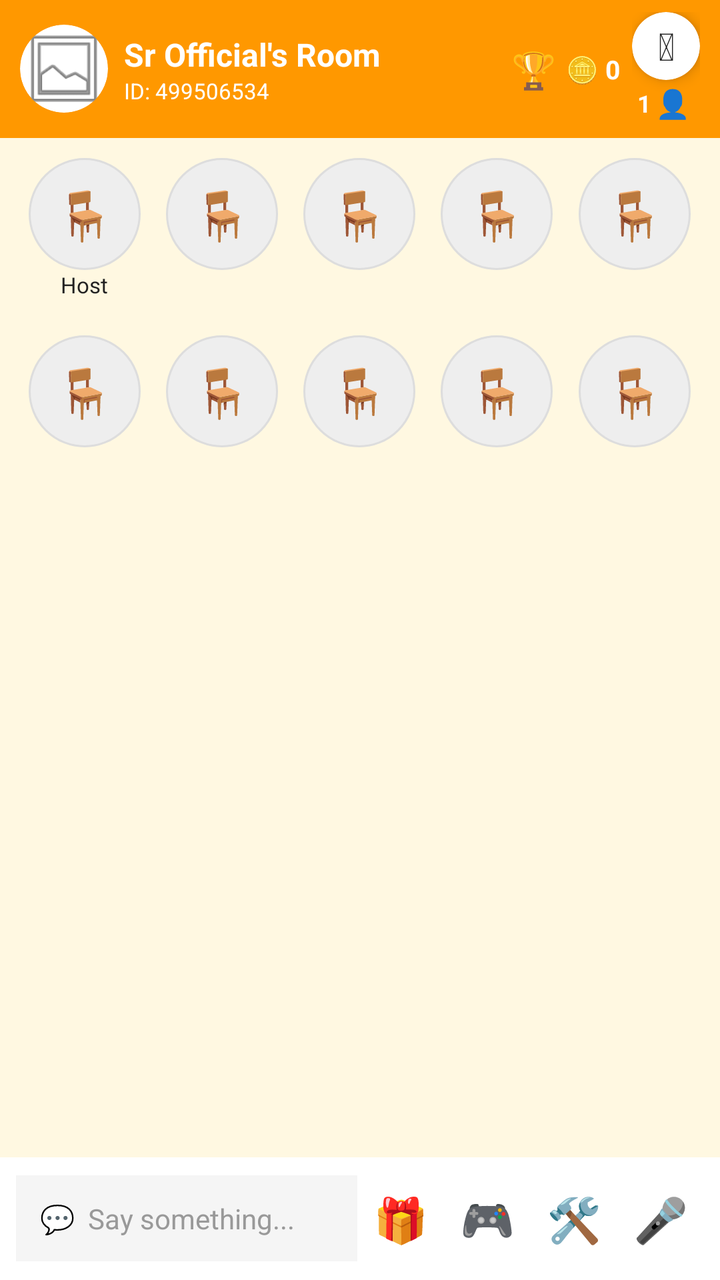
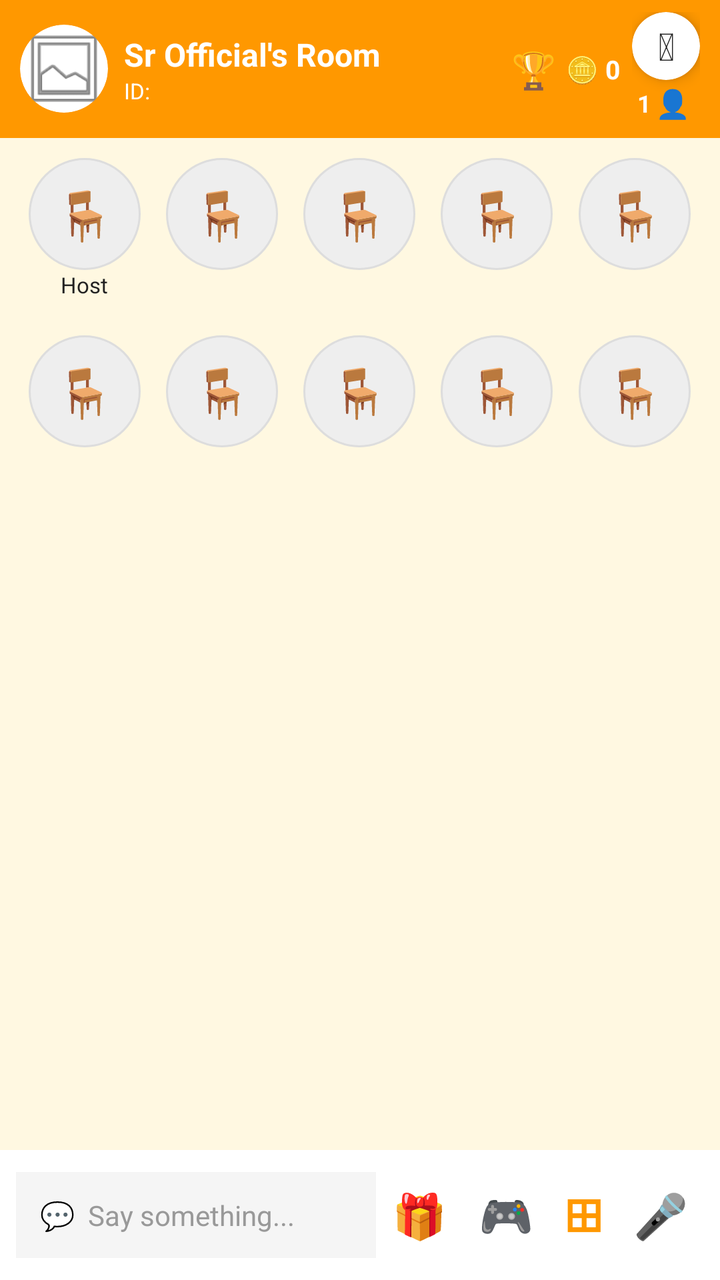

Before-and-after screenshots of an Android layout around one commit, followed by the original layout XML and the change that was made.
<!-- AndroidManifest.xml: activity theme Theme.SRVoiceChat -->
<!-- res/layout/activity_voice_room.xml -->
<?xml version="1.0" encoding="utf-8"?>
<LinearLayout xmlns:android="http://schemas.android.com/apk/res/android"
    xmlns:app="http://schemas.android.com/apk/res-auto"
    android:layout_width="match_parent"
    android:layout_height="match_parent"
    android:orientation="vertical"
    android:background="#FFF8E1">
    
    <LinearLayout android:layout_width="match_parent" android:layout_height="wrap_content" android:orientation="horizontal" android:gravity="center_vertical" android:background="#FF9800" android:paddingStart="10dp" android:paddingEnd="10dp" android:paddingTop="6dp" android:paddingBottom="6dp">
        <androidx.cardview.widget.CardView android:layout_width="44dp" android:layout_height="44dp" app:cardCornerRadius="22dp" app:cardElevation="0dp">
            <ImageView android:id="@+id/roomHeaderProfileImg" android:layout_width="match_parent" android:layout_height="match_parent" android:scaleType="centerCrop" android:src="@android:drawable/ic_menu_gallery" />
        </androidx.cardview.widget.CardView>
        <LinearLayout android:layout_width="0dp" android:layout_height="wrap_content" android:layout_weight="1" android:orientation="vertical" android:paddingStart="8dp">
            <TextView android:id="@+id/roomTitleText" android:layout_width="wrap_content" android:layout_height="wrap_content" android:text="Sr Official's Room" android:textColor="#FFFFFF" android:textSize="16sp" android:textStyle="bold" />
            <TextView android:id="@+id/roomInfoText" android:layout_width="wrap_content" android:layout_height="wrap_content" android:text="ID: 499506534" android:textColor="#FFFFFF" android:textSize="11sp" />
            
            <TextView android:id="@+id/tvRoomName" android:layout_width="wrap_content" android:layout_height="wrap_content" android:text="Voice Room" android:textColor="#FFFFFF" android:textSize="14sp" android:textStyle="bold" android:visibility="gone" />
            <TextView android:id="@+id/tvRoomId" android:layout_width="wrap_content" android:layout_height="wrap_content" android:text="Room ID: " android:textColor="#FFFFFF" android:textSize="11sp" android:visibility="gone" />
            <TextView android:id="@+id/tvMyIdInRoom" android:layout_width="wrap_content" android:layout_height="wrap_content" android:text="আমার ID: " android:textColor="#FFFFFF" android:textSize="11sp" android:visibility="gone" />
        </LinearLayout>
        
        <TextView android:id="@+id/btnInRoomRanking" android:layout_width="wrap_content" android:layout_height="wrap_content" android:text="🏆" android:textSize="18sp" android:padding="3dp" />
        <TextView android:id="@+id/textRoomCoins" android:layout_width="wrap_content" android:layout_height="wrap_content" android:text="🪙 0" android:textColor="#FFFFFF" android:textSize="13sp" android:textStyle="bold" android:paddingStart="2dp" android:paddingEnd="6dp" />
        
        <LinearLayout android:layout_width="wrap_content" android:layout_height="wrap_content" android:orientation="vertical" android:gravity="center">
            <androidx.cardview.widget.CardView android:id="@+id/btnPower" android:layout_width="34dp" android:layout_height="34dp" app:cardCornerRadius="17dp" app:cardElevation="4dp" app:cardBackgroundColor="#FFFFFF">
                <TextView android:layout_width="match_parent" android:layout_height="match_parent" android:text="⏻" android:textSize="19sp" android:textColor="#222222" android:textStyle="bold" android:gravity="center" />
            </androidx.cardview.widget.CardView>
            <LinearLayout android:layout_width="wrap_content" android:layout_height="wrap_content" android:orientation="horizontal" android:gravity="center_vertical">
                <TextView android:id="@+id/textOnlineCount" android:layout_width="wrap_content" android:layout_height="wrap_content" android:text="1" android:textColor="#FFFFFF" android:textSize="12sp" android:textStyle="bold" />
                <TextView android:id="@+id/btnOnlineList" android:layout_width="wrap_content" android:layout_height="wrap_content" android:text="👤" android:textSize="14sp" android:padding="2dp" />
            </LinearLayout>
        </LinearLayout>
    </LinearLayout>
    <TextView android:id="@+id/roomNoticeBarText" android:layout_width="match_parent" android:layout_height="wrap_content" android:visibility="gone" android:background="#FFF3CD" android:textColor="#3E2F00" android:textSize="13sp" android:padding="8dp" />
    
    <LinearLayout
        android:id="@+id/layoutOwnerTools"
        android:layout_width="match_parent"
        android:layout_height="wrap_content"
        android:orientation="horizontal"
        android:visibility="gone"
        android:padding="8dp"
        android:background="#FFFFFF">
        <Button
            android:id="@+id/btnRoomSet"
            android:layout_width="0dp"
            android:layout_height="wrap_content"
            android:layout_weight="1"
            android:text="Room Set" />
        <Button
            android:id="@+id/btnRoomEdit"
            android:layout_width="0dp"
            android:layout_height="wrap_content"
            android:layout_weight="1"
            android:text="Edit Room" />
    </LinearLayout>
    <androidx.recyclerview.widget.RecyclerView
        android:id="@+id/rvOnline"
        android:layout_width="match_parent"
        android:layout_height="wrap_content"
        android:visibility="gone" />
    <LinearLayout android:layout_width="match_parent" android:layout_height="wrap_content" android:orientation="horizontal" android:weightSum="5" android:paddingTop="6dp" android:paddingStart="8dp" android:paddingEnd="8dp" android:paddingBottom="2dp">
        <LinearLayout android:id="@+id/seat_0" android:layout_width="0dp" android:layout_height="wrap_content" android:layout_weight="1" android:orientation="vertical" android:gravity="center" android:padding="4dp"><TextView android:id="@+id/seatImg_0" android:layout_width="56dp" android:layout_height="56dp" android:text="🪑" android:textSize="24sp" android:gravity="center" android:background="@drawable/circle_seat_bg" /><TextView android:layout_width="wrap_content" android:layout_height="wrap_content" android:text="Host" android:textSize="11sp" android:textColor="#222222" /></LinearLayout>
        <LinearLayout android:id="@+id/seat_1" android:layout_width="0dp" android:layout_height="wrap_content" android:layout_weight="1" android:orientation="vertical" android:gravity="center" android:padding="4dp"><TextView android:id="@+id/seatImg_1" android:layout_width="56dp" android:layout_height="56dp" android:text="🪑" android:textSize="24sp" android:gravity="center" android:background="@drawable/circle_seat_bg" /><TextView android:layout_width="wrap_content" android:layout_height="wrap_content" android:text="" android:textSize="11sp" android:textColor="#222222" /></LinearLayout>
        <LinearLayout android:id="@+id/seat_2" android:layout_width="0dp" android:layout_height="wrap_content" android:layout_weight="1" android:orientation="vertical" android:gravity="center" android:padding="4dp"><TextView android:id="@+id/seatImg_2" android:layout_width="56dp" android:layout_height="56dp" android:text="🪑" android:textSize="24sp" android:gravity="center" android:background="@drawable/circle_seat_bg" /><TextView android:layout_width="wrap_content" android:layout_height="wrap_content" android:text="" android:textSize="11sp" android:textColor="#222222" /></LinearLayout>
        <LinearLayout android:id="@+id/seat_3" android:layout_width="0dp" android:layout_height="wrap_content" android:layout_weight="1" android:orientation="vertical" android:gravity="center" android:padding="4dp"><TextView android:id="@+id/seatImg_3" android:layout_width="56dp" android:layout_height="56dp" android:text="🪑" android:textSize="24sp" android:gravity="center" android:background="@drawable/circle_seat_bg" /><TextView android:layout_width="wrap_content" android:layout_height="wrap_content" android:text="" android:textSize="11sp" android:textColor="#222222" /></LinearLayout>
        <LinearLayout android:id="@+id/seat_4" android:layout_width="0dp" android:layout_height="wrap_content" android:layout_weight="1" android:orientation="vertical" android:gravity="center" android:padding="4dp"><TextView android:id="@+id/seatImg_4" android:layout_width="56dp" android:layout_height="56dp" android:text="🪑" android:textSize="24sp" android:gravity="center" android:background="@drawable/circle_seat_bg" /><TextView android:layout_width="wrap_content" android:layout_height="wrap_content" android:text="" android:textSize="11sp" android:textColor="#222222" /></LinearLayout>
    </LinearLayout>
    <LinearLayout android:layout_width="match_parent" android:layout_height="wrap_content" android:orientation="horizontal" android:weightSum="5" android:padding="8dp">
        <LinearLayout android:id="@+id/seat_5" android:layout_width="0dp" android:layout_height="wrap_content" android:layout_weight="1" android:orientation="vertical" android:gravity="center" android:padding="4dp"><TextView android:id="@+id/seatImg_5" android:layout_width="56dp" android:layout_height="56dp" android:text="🪑" android:textSize="24sp" android:gravity="center" android:background="@drawable/circle_seat_bg" /><TextView android:layout_width="wrap_content" android:layout_height="wrap_content" android:text="" android:textSize="11sp" android:textColor="#222222" /></LinearLayout>
        <LinearLayout android:id="@+id/seat_6" android:layout_width="0dp" android:layout_height="wrap_content" android:layout_weight="1" android:orientation="vertical" android:gravity="center" android:padding="4dp"><TextView android:id="@+id/seatImg_6" android:layout_width="56dp" android:layout_height="56dp" android:text="🪑" android:textSize="24sp" android:gravity="center" android:background="@drawable/circle_seat_bg" /><TextView android:layout_width="wrap_content" android:layout_height="wrap_content" android:text="" android:textSize="11sp" android:textColor="#222222" /></LinearLayout>
        <LinearLayout android:id="@+id/seat_7" android:layout_width="0dp" android:layout_height="wrap_content" android:layout_weight="1" android:orientation="vertical" android:gravity="center" android:padding="4dp"><TextView android:id="@+id/seatImg_7" android:layout_width="56dp" android:layout_height="56dp" android:text="🪑" android:textSize="24sp" android:gravity="center" android:background="@drawable/circle_seat_bg" /><TextView android:layout_width="wrap_content" android:layout_height="wrap_content" android:text="" android:textSize="11sp" android:textColor="#222222" /></LinearLayout>
        <LinearLayout android:id="@+id/seat_8" android:layout_width="0dp" android:layout_height="wrap_content" android:layout_weight="1" android:orientation="vertical" android:gravity="center" android:padding="4dp"><TextView android:id="@+id/seatImg_8" android:layout_width="56dp" android:layout_height="56dp" android:text="🪑" android:textSize="24sp" android:gravity="center" android:background="@drawable/circle_seat_bg" /><TextView android:layout_width="wrap_content" android:layout_height="wrap_content" android:text="" android:textSize="11sp" android:textColor="#222222" /></LinearLayout>
        <LinearLayout android:id="@+id/seat_9" android:layout_width="0dp" android:layout_height="wrap_content" android:layout_weight="1" android:orientation="vertical" android:gravity="center" android:padding="4dp"><TextView android:id="@+id/seatImg_9" android:layout_width="56dp" android:layout_height="56dp" android:text="🪑" android:textSize="24sp" android:gravity="center" android:background="@drawable/circle_seat_bg" /><TextView android:layout_width="wrap_content" android:layout_height="wrap_content" android:text="" android:textSize="11sp" android:textColor="#222222" /></LinearLayout>
    </LinearLayout>
    <ScrollView android:id="@+id/chatScrollView" android:layout_width="match_parent" android:layout_height="0dp" android:layout_weight="1"><LinearLayout android:id="@+id/chatListContainer" android:layout_width="match_parent" android:layout_height="wrap_content" android:orientation="vertical" android:padding="8dp" /></ScrollView>
    <LinearLayout android:id="@+id/bottomBarContainer" android:layout_width="match_parent" android:layout_height="wrap_content" android:orientation="horizontal" android:gravity="center_vertical" android:background="#FFFFFF" android:padding="8dp">
        <TextView android:id="@+id/btnOpenChat" android:layout_width="0dp" android:layout_height="wrap_content" android:layout_weight="1" android:text="💬  Say something..." android:textColor="#999999" android:textSize="14sp" android:background="#F5F5F5" android:padding="12dp" />
        <TextView android:id="@+id/btnGiftBox" android:layout_width="wrap_content" android:layout_height="wrap_content" android:text="🎁" android:textSize="22sp" android:padding="8dp" />
        <TextView android:id="@+id/btnGame" android:layout_width="wrap_content" android:layout_height="wrap_content" android:text="🎮" android:textSize="22sp" android:padding="8dp" />
        <TextView android:id="@+id/btnRoomTools" android:layout_width="wrap_content" android:layout_height="wrap_content" android:text="🛠️" android:textSize="22sp" android:padding="8dp" />
        <TextView android:id="@+id/btnMicToggle" android:layout_width="wrap_content" android:layout_height="wrap_content" android:text="🎤" android:textSize="22sp" android:padding="8dp" />
    </LinearLayout>
    <LinearLayout android:id="@+id/chatPopupBar" android:layout_width="match_parent" android:layout_height="wrap_content" android:orientation="horizontal" android:gravity="center_vertical" android:visibility="gone" android:background="#FFFFFF" android:padding="8dp">
        <EditText android:id="@+id/inputChatMessage" android:layout_width="0dp" android:layout_height="wrap_content" android:layout_weight="1" android:hint="Type message..." android:textSize="14sp" android:background="#F5F5F5" android:padding="12dp" />
        <TextView android:id="@+id/btnChatOption" android:layout_width="wrap_content" android:layout_height="wrap_content" android:text="Send" android:textColor="#FFFFFF" android:textStyle="bold" android:background="#FF9800" android:padding="12dp" />
    </LinearLayout>
</LinearLayout>
<!-- resources referenced by this layout -->
<resources>
  <!-- drawable circle_seat_bg (drawable) -->
  <?xml version="1.0" encoding="utf-8"?>
  <shape xmlns:android="http://schemas.android.com/apk/res/android"
      android:shape="oval">
  
      <solid android:color="#EEEEEE" />
  
      <stroke
          android:width="1dp"
          android:color="#DDDDDD" />
  
      <size
          android:width="56dp"
          android:height="56dp" />
  
  </shape>
  <style name="Theme.SRVoiceChat" parent="Theme.Material3.DayNight.NoActionBar">
          <item name="colorPrimary">#FF4081</item>
          <item name="android:statusBarColor">#FF4081</item>
          <item name="android:windowLightStatusBar">true</item>
      </style>
</resources>

<!-- the commit's change to res/layout/activity_voice_room.xml (unified diff, before → after) -->
@@ -5,23 +5,19 @@
     android:layout_height="match_parent"
     android:orientation="vertical"
     android:background="#FFF8E1">
-    
     <LinearLayout android:layout_width="match_parent" android:layout_height="wrap_content" android:orientation="horizontal" android:gravity="center_vertical" android:background="#FF9800" android:paddingStart="10dp" android:paddingEnd="10dp" android:paddingTop="6dp" android:paddingBottom="6dp">
         <androidx.cardview.widget.CardView android:layout_width="44dp" android:layout_height="44dp" app:cardCornerRadius="22dp" app:cardElevation="0dp">
             <ImageView android:id="@+id/roomHeaderProfileImg" android:layout_width="match_parent" android:layout_height="match_parent" android:scaleType="centerCrop" android:src="@android:drawable/ic_menu_gallery" />
         </androidx.cardview.widget.CardView>
         <LinearLayout android:layout_width="0dp" android:layout_height="wrap_content" android:layout_weight="1" android:orientation="vertical" android:paddingStart="8dp">
             <TextView android:id="@+id/roomTitleText" android:layout_width="wrap_content" android:layout_height="wrap_content" android:text="Sr Official's Room" android:textColor="#FFFFFF" android:textSize="16sp" android:textStyle="bold" />
-            <TextView android:id="@+id/roomInfoText" android:layout_width="wrap_content" android:layout_height="wrap_content" android:text="ID: 499506534" android:textColor="#FFFFFF" android:textSize="11sp" />
-            
-            <TextView android:id="@+id/tvRoomName" android:layout_width="wrap_content" android:layout_height="wrap_content" android:text="Voice Room" android:textColor="#FFFFFF" android:textSize="14sp" android:textStyle="bold" android:visibility="gone" />
-            <TextView android:id="@+id/tvRoomId" android:layout_width="wrap_content" android:layout_height="wrap_content" android:text="Room ID: " android:textColor="#FFFFFF" android:textSize="11sp" android:visibility="gone" />
-            <TextView android:id="@+id/tvMyIdInRoom" android:layout_width="wrap_content" android:layout_height="wrap_content" android:text="আমার ID: " android:textColor="#FFFFFF" android:textSize="11sp" android:visibility="gone" />
+            <TextView android:id="@+id/roomInfoText" android:layout_width="wrap_content" android:layout_height="wrap_content" android:text="ID: " android:textColor="#FFFFFF" android:textSize="11sp" />
+            <TextView android:id="@+id/tvRoomName" android:layout_width="wrap_content" android:layout_height="wrap_content" android:text="Voice Room" android:visibility="gone" />
+            <TextView android:id="@+id/tvRoomId" android:layout_width="wrap_content" android:layout_height="wrap_content" android:text="Room ID: " android:visibility="gone" />
+            <TextView android:id="@+id/tvMyIdInRoom" android:layout_width="wrap_content" android:layout_height="wrap_content" android:text="আমার ID: " android:visibility="gone" />
         </LinearLayout>
-        
         <TextView android:id="@+id/btnInRoomRanking" android:layout_width="wrap_content" android:layout_height="wrap_content" android:text="🏆" android:textSize="18sp" android:padding="3dp" />
         <TextView android:id="@+id/textRoomCoins" android:layout_width="wrap_content" android:layout_height="wrap_content" android:text="🪙 0" android:textColor="#FFFFFF" android:textSize="13sp" android:textStyle="bold" android:paddingStart="2dp" android:paddingEnd="6dp" />
-        
         <LinearLayout android:layout_width="wrap_content" android:layout_height="wrap_content" android:orientation="vertical" android:gravity="center">
             <androidx.cardview.widget.CardView android:id="@+id/btnPower" android:layout_width="34dp" android:layout_height="34dp" app:cardCornerRadius="17dp" app:cardElevation="4dp" app:cardBackgroundColor="#FFFFFF">
                 <TextView android:layout_width="match_parent" android:layout_height="match_parent" android:text="⏻" android:textSize="19sp" android:textColor="#222222" android:textStyle="bold" android:gravity="center" />
@@ -33,33 +29,11 @@
         </LinearLayout>
     </LinearLayout>
     <TextView android:id="@+id/roomNoticeBarText" android:layout_width="match_parent" android:layout_height="wrap_content" android:visibility="gone" android:background="#FFF3CD" android:textColor="#3E2F00" android:textSize="13sp" android:padding="8dp" />
-    
-    <LinearLayout
-        android:id="@+id/layoutOwnerTools"
-        android:layout_width="match_parent"
-        android:layout_height="wrap_content"
-        android:orientation="horizontal"
-        android:visibility="gone"
-        android:padding="8dp"
-        android:background="#FFFFFF">
-        <Button
-            android:id="@+id/btnRoomSet"
-            android:layout_width="0dp"
-            android:layout_height="wrap_content"
-            android:layout_weight="1"
-            android:text="Room Set" />
-        <Button
-            android:id="@+id/btnRoomEdit"
-            android:layout_width="0dp"
-            android:layout_height="wrap_content"
-            android:layout_weight="1"
-            android:text="Edit Room" />
+    <LinearLayout android:id="@+id/layoutOwnerTools" android:layout_width="match_parent" android:layout_height="wrap_content" android:orientation="horizontal" android:visibility="gone">
+        <Button android:id="@+id/btnRoomSet" android:layout_width="0dp" android:layout_height="wrap_content" android:layout_weight="1" android:text="Room Set" />
+        <Button android:id="@+id/btnRoomEdit" android:layout_width="0dp" android:layout_height="wrap_content" android:layout_weight="1" android:text="Edit Room" />
     </LinearLayout>
-    <androidx.recyclerview.widget.RecyclerView
-        android:id="@+id/rvOnline"
-        android:layout_width="match_parent"
-        android:layout_height="wrap_content"
-        android:visibility="gone" />
+    <androidx.recyclerview.widget.RecyclerView android:id="@+id/rvOnline" android:layout_width="match_parent" android:layout_height="wrap_content" android:visibility="gone" />
     <LinearLayout android:layout_width="match_parent" android:layout_height="wrap_content" android:orientation="horizontal" android:weightSum="5" android:paddingTop="6dp" android:paddingStart="8dp" android:paddingEnd="8dp" android:paddingBottom="2dp">
         <LinearLayout android:id="@+id/seat_0" android:layout_width="0dp" android:layout_height="wrap_content" android:layout_weight="1" android:orientation="vertical" android:gravity="center" android:padding="4dp"><TextView android:id="@+id/seatImg_0" android:layout_width="56dp" android:layout_height="56dp" android:text="🪑" android:textSize="24sp" android:gravity="center" android:background="@drawable/circle_seat_bg" /><TextView android:layout_width="wrap_content" android:layout_height="wrap_content" android:text="Host" android:textSize="11sp" android:textColor="#222222" /></LinearLayout>
         <LinearLayout android:id="@+id/seat_1" android:layout_width="0dp" android:layout_height="wrap_content" android:layout_weight="1" android:orientation="vertical" android:gravity="center" android:padding="4dp"><TextView android:id="@+id/seatImg_1" android:layout_width="56dp" android:layout_height="56dp" android:text="🪑" android:textSize="24sp" android:gravity="center" android:background="@drawable/circle_seat_bg" /><TextView android:layout_width="wrap_content" android:layout_height="wrap_content" android:text="" android:textSize="11sp" android:textColor="#222222" /></LinearLayout>
@@ -79,7 +53,7 @@
         <TextView android:id="@+id/btnOpenChat" android:layout_width="0dp" android:layout_height="wrap_content" android:layout_weight="1" android:text="💬  Say something..." android:textColor="#999999" android:textSize="14sp" android:background="#F5F5F5" android:padding="12dp" />
         <TextView android:id="@+id/btnGiftBox" android:layout_width="wrap_content" android:layout_height="wrap_content" android:text="🎁" android:textSize="22sp" android:padding="8dp" />
         <TextView android:id="@+id/btnGame" android:layout_width="wrap_content" android:layout_height="wrap_content" android:text="🎮" android:textSize="22sp" android:padding="8dp" />
-        <TextView android:id="@+id/btnRoomTools" android:layout_width="wrap_content" android:layout_height="wrap_content" android:text="🛠️" android:textSize="22sp" android:padding="8dp" />
+        <TextView android:id="@+id/btnRoomTools" android:layout_width="wrap_content" android:layout_height="wrap_content" android:text="⊞" android:textSize="24sp" android:textColor="#FF9800" android:textStyle="bold" android:padding="8dp" />
         <TextView android:id="@+id/btnMicToggle" android:layout_width="wrap_content" android:layout_height="wrap_content" android:text="🎤" android:textSize="22sp" android:padding="8dp" />
     </LinearLayout>
     <LinearLayout android:id="@+id/chatPopupBar" android:layout_width="match_parent" android:layout_height="wrap_content" android:orientation="horizontal" android:gravity="center_vertical" android:visibility="gone" android:background="#FFFFFF" android:padding="8dp">
